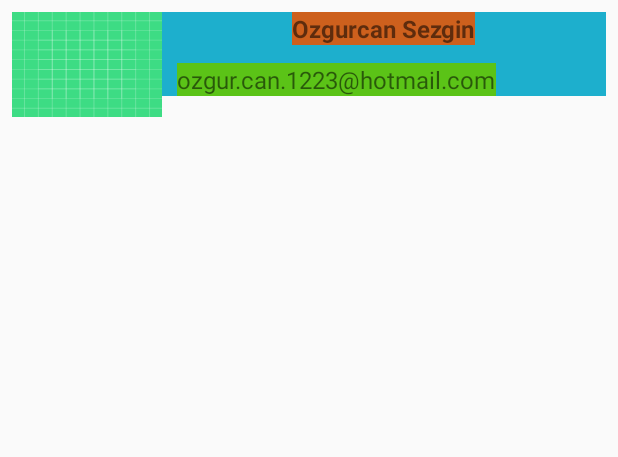
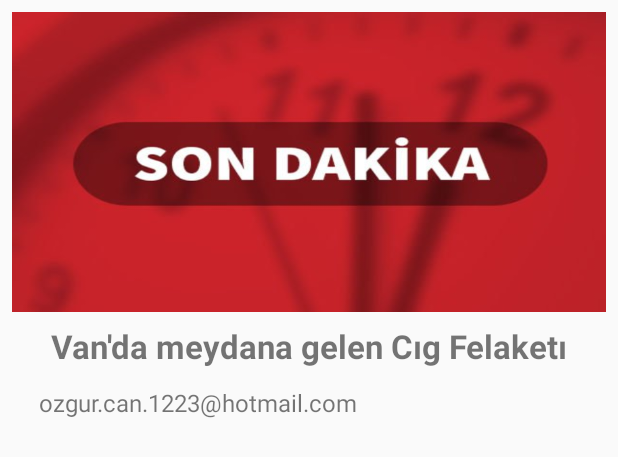
Before and after one commit to sezginozgurr/SingleActivityMvmm, an Android app: the layout row_item.xml on its own in the app's theme, with its tools: preview values and no code run, on a phone screen of 412 x 824 dp. Shown: the top 457 px of the screen. Run offline under Robolectric (Android 15) with nearby library versions, the phone set to English and light mode, and no system bars.

Commit message:
added to button

```diff
--- a/app/build.gradle
+++ b/app/build.gradle
@@ -14,6 +14,9 @@ android {
         versionName "1.0"
 
         testInstrumentationRunner "androidx.test.runner.AndroidJUnitRunner"
+    }
+    viewBinding{
+        enabled=true
     }
 
     buildTypes {
--- a/app/src/main/AndroidManifest.xml
+++ b/app/src/main/AndroidManifest.xml
@@ -1,7 +1,7 @@
 <?xml version="1.0" encoding="utf-8"?>
 <manifest xmlns:android="http://schemas.android.com/apk/res/android"
     package="com.example.singeactivitymvvm">
-
+<uses-permission android:name="android.permission.INTERNET" />
 
 <application
         android:allowBackup="true"
--- a/app/src/main/res/layout/row_item.xml
+++ b/app/src/main/res/layout/row_item.xml
@@ -2,19 +2,19 @@
 <LinearLayout xmlns:android="http://schemas.android.com/apk/res/android"
     android:layout_width="match_parent"
     android:layout_height="wrap_content"
-    android:orientation="horizontal"
+    android:orientation="vertical"
     android:padding="8dp">
 
     <ImageView
         android:id="@+id/imgProfilPhoto"
-        android:layout_width="100dp"
-        android:layout_height="70dp"
-        android:background="@drawable/ic_launcher_background" />
+        android:layout_width="match_parent"
+        android:layout_height="200dp"
+        android:background="@drawable/sondakika"
+        android:scaleType="centerCrop" />
 
     <LinearLayout
         android:layout_width="match_parent"
         android:layout_height="wrap_content"
-        android:background="@color/color1"
         android:orientation="vertical">
 
         <TextView
@@ -22,19 +22,17 @@
             android:layout_width="wrap_content"
             android:layout_height="wrap_content"
             android:layout_gravity="center"
-            android:background="@color/color2"
-            android:text="Ozgurcan Sezgin"
-            android:textSize="16sp"
+            android:layout_marginTop="8dp"
+            android:text="Van'da meydana gelen Cıg Felaketı"
+            android:textSize="22sp"
             android:textStyle="bold" />
-
 
         <TextView
             android:id="@+id/txtdetail"
             android:layout_width="wrap_content"
             android:layout_height="wrap_content"
-            android:layout_marginStart="10dp"
+            android:layout_marginStart="18dp"
             android:layout_marginTop="12dp"
-            android:background="@color/color3"
             android:text="ozgur.can.1223@hotmail.com"
             android:textSize="16sp" />
 
```
Also changed, not shown: app/src/main/java/com/example/fragment/HomePageFragment.kt (+8 -11 lines), app/src/main/java/com/example/recycler/mock/MockList.kt (+0 -9 lines), app/src/main/res/drawable/sondakika.jpg (added).
